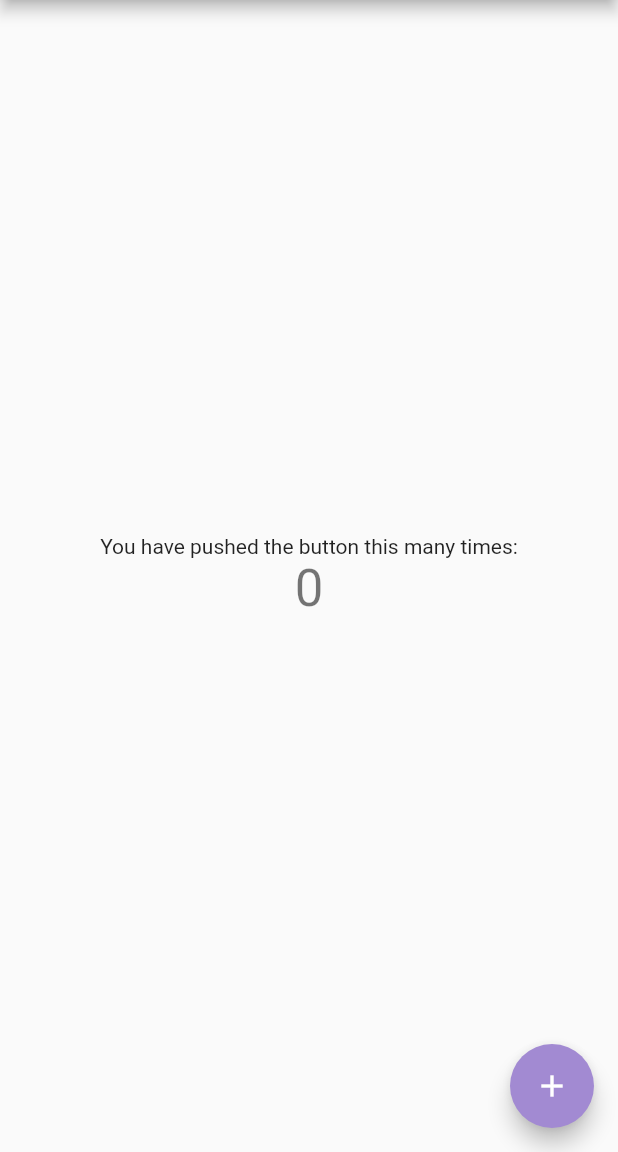
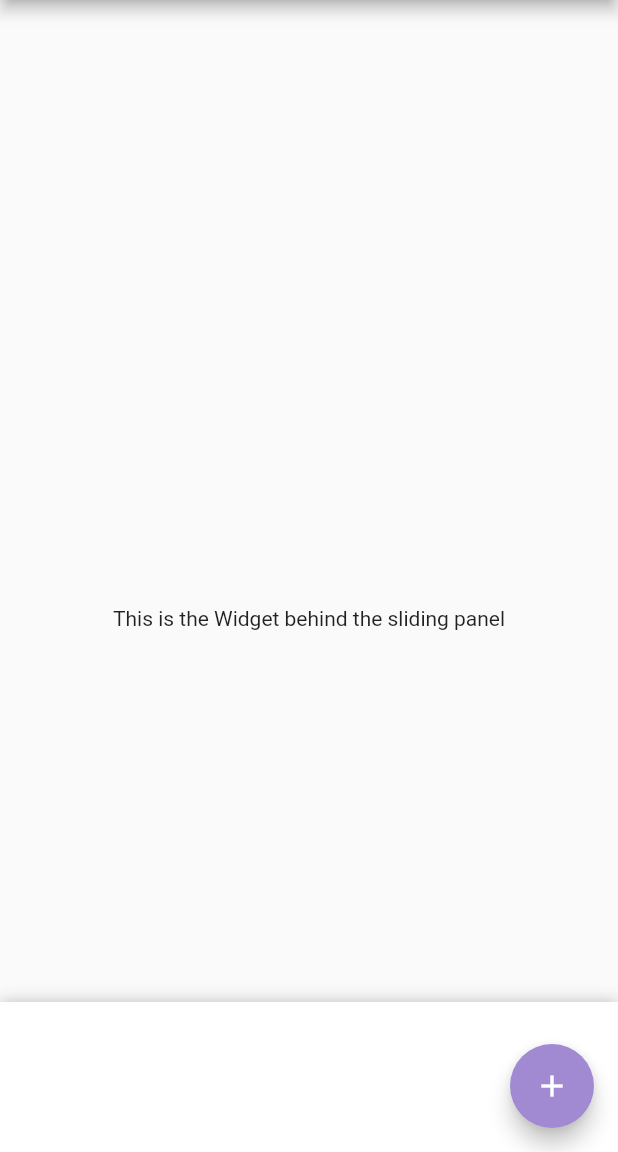
Before and after one commit to SwiftWinds/SBHacks8, a Flutter app: the screen it shows after launch, on a phone screen of 412 x 824 dp, the part 84-1236 px from its top. Run offline on Flutter 3.47's test engine with Material 2 defaults, Android fonts, the phone set to English and light mode, and no system bars; drawn by our look-alikes of sliding_up_panel.

Commit message:
Add base sliding widget

```diff
--- a/lib/main.dart
+++ b/lib/main.dart
@@ -1,4 +1,5 @@
 import 'package:flutter/material.dart';
+import 'package:sliding_up_panel/sliding_up_panel.dart';
 
 void main() {
   runApp(const MyApp());
@@ -83,34 +84,12 @@
           icon: Image.asset("images/logo.png"),
         ),
       ),
-      body: Center(
-        // Center is a layout widget. It takes a single child and positions it
-        // in the middle of the parent.
-        child: Column(
-          // Column is also a layout widget. It takes a list of children and
-          // arranges them vertically. By default, it sizes itself to fit its
-          // children horizontally, and tries to be as tall as its parent.
-          //
-          // Invoke "debug painting" (press "p" in the console, choose the
-          // "Toggle Debug Paint" action from the Flutter Inspector in Android
-          // Studio, or the "Toggle Debug Paint" command in Visual Studio Code)
-          // to see the wireframe for each widget.
-          //
-          // Column has various properties to control how it sizes itself and
-          // how it positions its children. Here we use mainAxisAlignment to
-          // center the children vertically; the main axis here is the vertical
-          // axis because Columns are vertical (the cross axis would be
-          // horizontal).
-          mainAxisAlignment: MainAxisAlignment.center,
-          children: <Widget>[
-            const Text(
-              'You have pushed the button this many times:',
-            ),
-            Text(
-              '$_counter',
-              style: Theme.of(context).textTheme.headline4,
-            ),
-          ],
+      body: SlidingUpPanel(
+        panel: const Center(
+          child: Text("This is the sliding Widget"),
+        ),
+        body: const Center(
+          child: Text("This is the Widget behind the sliding panel"),
         ),
       ),
       floatingActionButton: FloatingActionButton(
--- a/pubspec.yaml
+++ b/pubspec.yaml
@@ -35,6 +35,7 @@ dependencies:
   # Use with the CupertinoIcons class for iOS style icons.
   cupertino_icons: ^1.0.2
   mapbox_gl: ^0.15.0
+  sliding_up_panel: ^2.0.0+1
 
 dev_dependencies:
   flutter_test:
```
